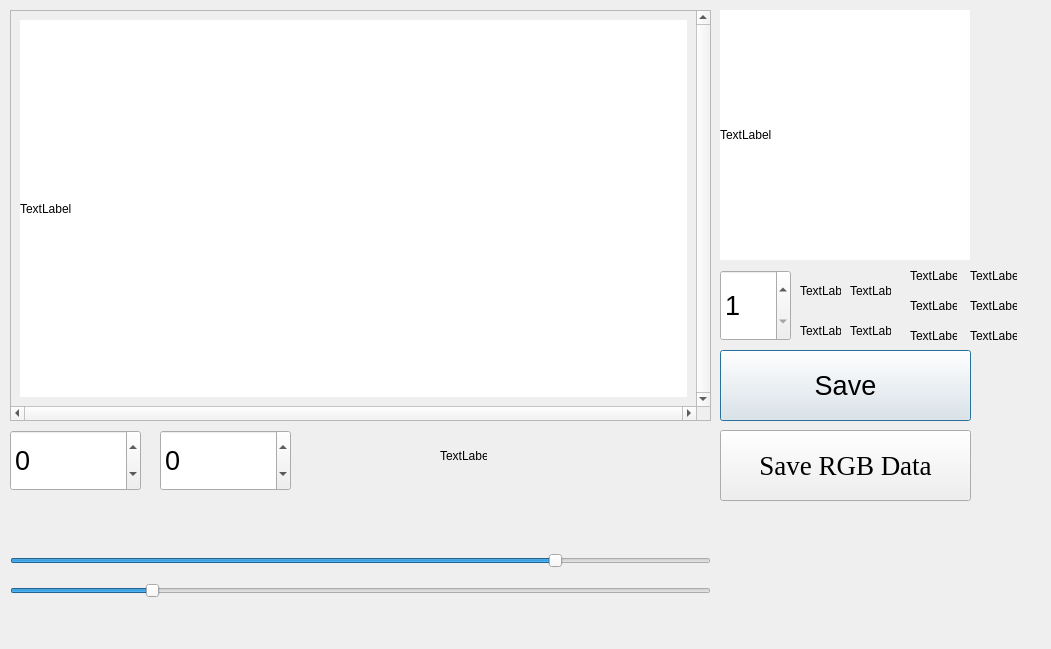
Chia-ChunHsu/NewCapture, file dialog.ui: the form before one commit.
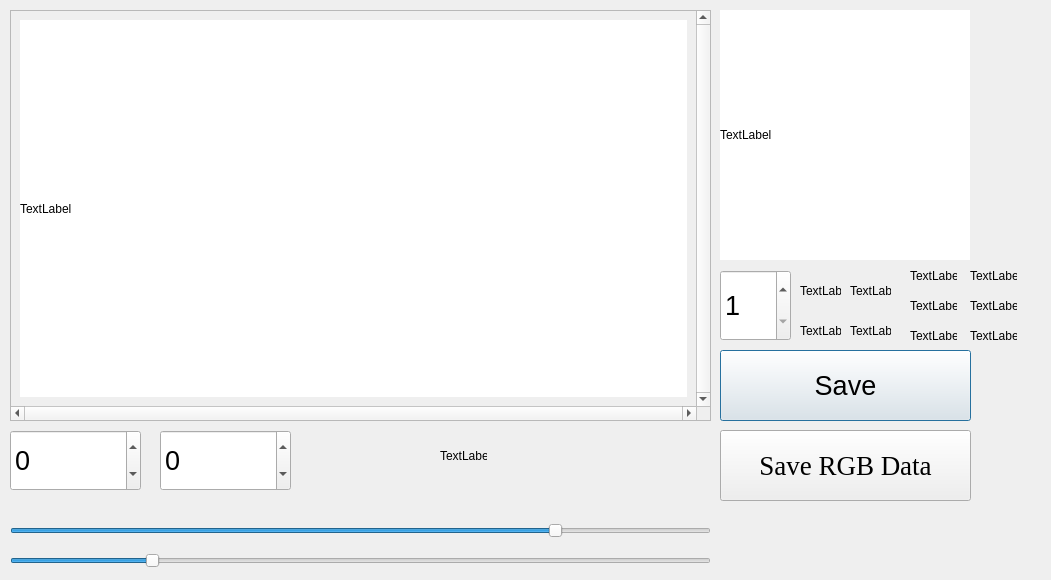
The form after the commit.

The edit to the form file:
```diff
--- a/dialog.ui
+++ b/dialog.ui
@@ -7,7 +7,7 @@
     <x>0</x>
     <y>0</y>
     <width>1051</width>
-    <height>649</height>
+    <height>580</height>
    </rect>
   </property>
   <property name="windowTitle">
@@ -174,7 +174,7 @@
    <property name="geometry">
     <rect>
      <x>10</x>
-     <y>550</y>
+     <y>520</y>
      <width>701</width>
      <height>22</height>
     </rect>
@@ -193,7 +193,7 @@
    <property name="geometry">
     <rect>
      <x>10</x>
-     <y>580</y>
+     <y>550</y>
      <width>701</width>
      <height>22</height>
     </rect>
```
